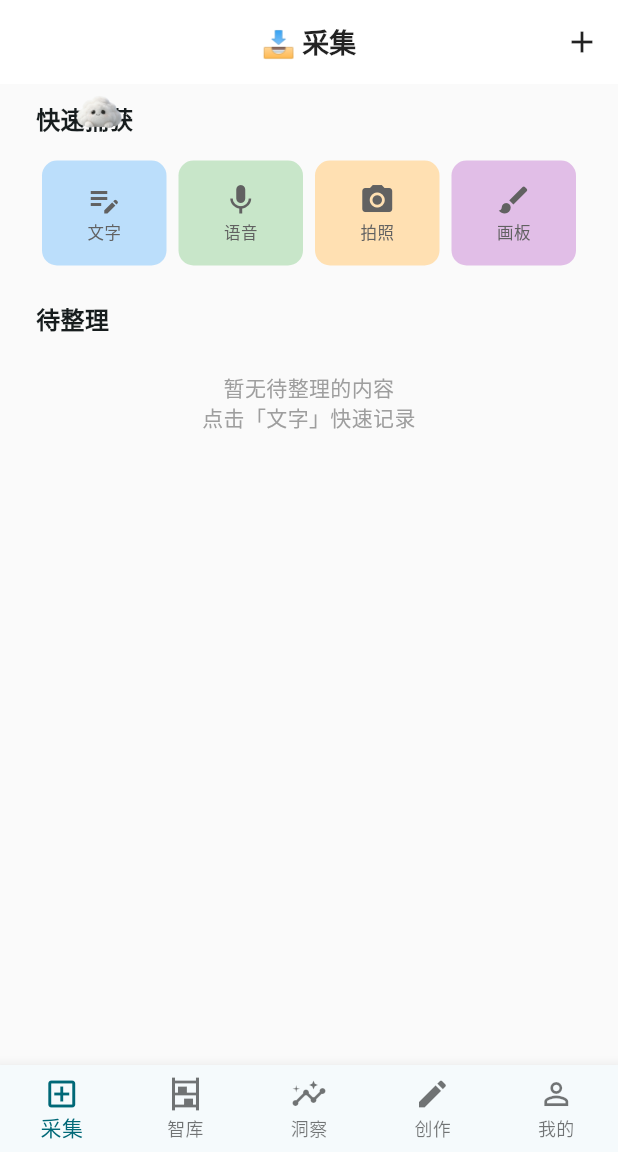
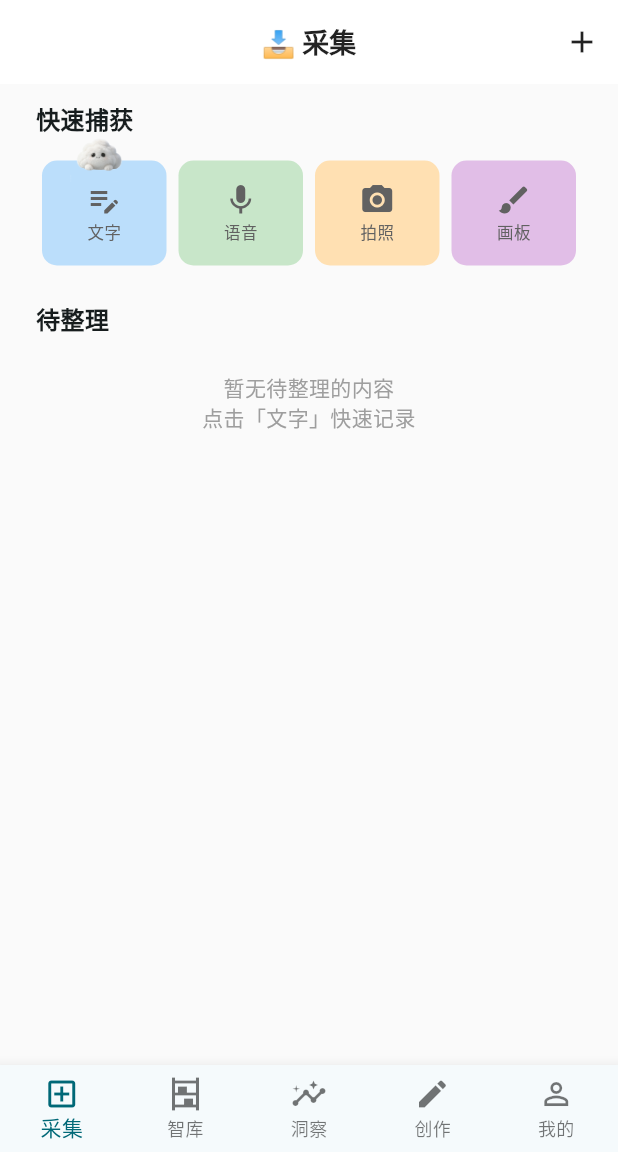
Before and after one commit to dandiscover/my_note_app, a Flutter app: the screen it shows after launch, on a phone screen of 412 x 824 dp, the part 84-1236 px from its top. Run offline on Flutter 3.47's test engine with Material 3 defaults, Android fonts, the light colour scheme and no system bars; our stand-ins replace file_picker, flutter_markdown, flutter_secure_storage, image_picker, share_plus, shared_preferences and 3 more; missing offline and left inert: dart:html, epubx, flutter_quill, markdown, mobile_scanner, pdfrx; accounts and stored records are empty.

Commit message:
R-5 核1：PetAvatar 图像 + 光晕双贴底 —— 解决拖不到底（stageScale 视觉缩水）

```diff
--- a/lib/widgets/pet_avatar.dart
+++ b/lib/widgets/pet_avatar.dart
@@ -107,7 +107,7 @@ class _PetAvatarState extends State<PetAvatar>
         final actualImageName = isBlinking ? 'pet_blink' : baseImageName;
 
         return Stack(
-          alignment: Alignment.center,
+          alignment: Alignment.bottomCenter,
           clipBehavior: Clip.none,
           children: [
             // 光晕层（glowing / brain）
@@ -116,6 +116,7 @@ class _PetAvatarState extends State<PetAvatar>
             // 主图（stage 决定尺寸）
             Transform.scale(
               scale: stageScale,
+              alignment: Alignment.bottomCenter,
               child: Image.asset(
                 'assets/images/pet/$actualImageName.png',
                 width: size,
```
